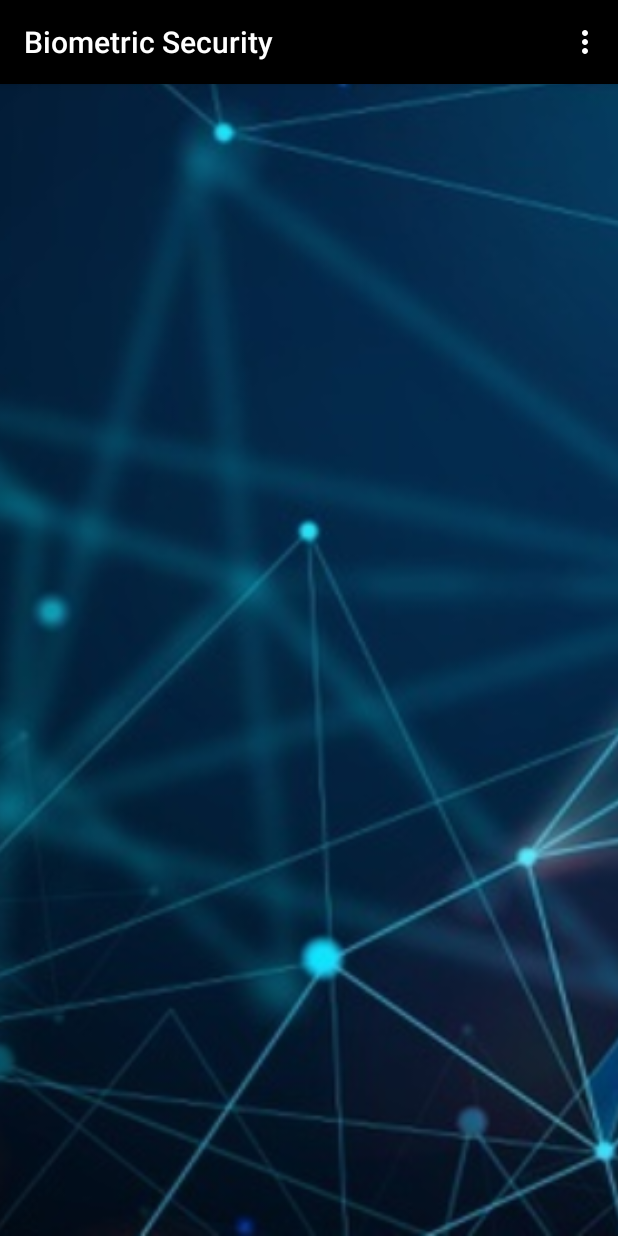
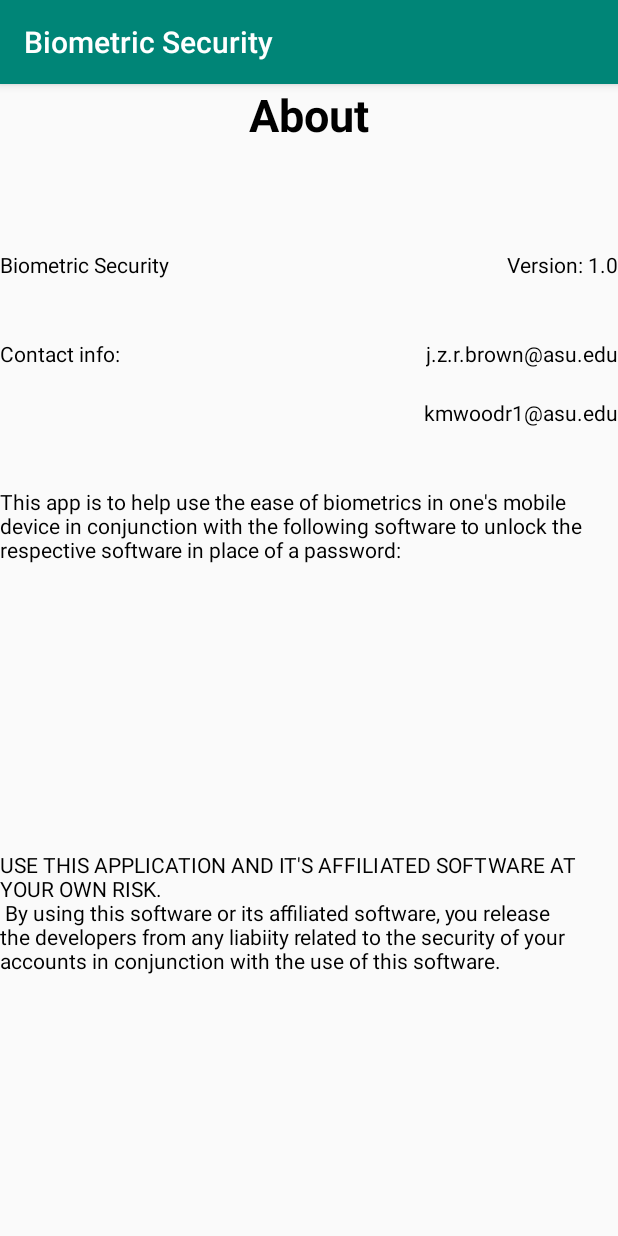
Before and after one commit to Zareth-alpha/Brown_Woodruff-Biometric_Security, an Android app: the screen it shows after launch (MainActivity before the commit, About_Page after it), in the options menu, after a tap on "About", on a phone screen of 412 x 824 dp. Run offline under Robolectric (Android 15) with nearby library versions, the phone set to English and light mode, and no system bars; Roboto replaces fonts that are not available here.

Commit message:
About page is created
Signed-off-by: Kuradag <j.z.r.brown@asu.edu>

```diff
--- a/Biometric Security/BiometricSecurity2/app/src/main/AndroidManifest.xml
+++ b/Biometric Security/BiometricSecurity2/app/src/main/AndroidManifest.xml
@@ -12,6 +12,7 @@
         android:roundIcon="@mipmap/ic_launcher_round"
         android:supportsRtl="true"
         android:theme="@style/AppTheme">
+        <activity android:name=".About_Page"></activity>
         <activity
             android:name=".MainActivity"
             android:label="@string/app_name"
@@ -22,6 +23,7 @@
                 <category android:name="android.intent.category.LAUNCHER" />
             </intent-filter>
         </activity>
+
         <meta-data
             android:name="preloaded_fonts"
             android:resource="@array/preloaded_fonts" />
--- /dev/null
+++ b/Biometric Security/BiometricSecurity2/app/src/main/java/com/brownwoodruff/biometricsecurity/About_Page.java
@@ -0,0 +1,14 @@
+package com.brownwoodruff.biometricsecurity;
+
+import androidx.appcompat.app.AppCompatActivity;
+
+import android.os.Bundle;
+
+public class About_Page extends AppCompatActivity {
+
+    @Override
+    protected void onCreate(Bundle savedInstanceState) {
+        super.onCreate(savedInstanceState);
+        setContentView(R.layout.activity_about_page);
+    }
+}
--- a/Biometric Security/BiometricSecurity2/app/src/main/java/com/brownwoodruff/biometricsecurity/MainActivity.java
+++ b/Biometric Security/BiometricSecurity2/app/src/main/java/com/brownwoodruff/biometricsecurity/MainActivity.java
@@ -1,5 +1,6 @@
 package com.brownwoodruff.biometricsecurity;
 
+import android.content.Intent;
 import android.os.Bundle;
 
 import com.google.android.material.floatingactionbutton.FloatingActionButton;
@@ -44,8 +45,20 @@
 
         //noinspection SimplifiableIfStatement
 
-
-
-        return super.onOptionsItemSelected(item);
+        switch (item.getItemId()) {
+            case R.id.menu_about:
+                //load about page.
+                Intent startAbout = new Intent(getApplicationContext(), About_Page.class);
+                startActivity(startAbout);
+                return true;
+            case R.id.menu_report:
+                //Load report page.
+                return true;
+            case R.id.menu_settings:
+                //Load settings pages.
+                return true;
+            default:
+                return super.onOptionsItemSelected(item);
+        }
     }
 }
--- /dev/null
+++ b/Biometric Security/BiometricSecurity2/app/src/main/res/layout/activity_about_page.xml
@@ -0,0 +1,98 @@
+<?xml version="1.0" encoding="utf-8"?>
+<androidx.constraintlayout.widget.ConstraintLayout xmlns:android="http://schemas.android.com/apk/res/android"
+    xmlns:app="http://schemas.android.com/apk/res-auto"
+    xmlns:tools="http://schemas.android.com/tools"
+    android:layout_width="match_parent"
+    android:layout_height="match_parent"
+    tools:context=".About_Page">
+
+    <TextView
+        android:id="@+id/AppDetails"
+        android:layout_width="0dp"
+        android:layout_height="75dp"
+        android:layout_marginTop="40dp"
+        android:text="@string/details"
+        android:textColor="#000000"
+        app:layout_constraintEnd_toEndOf="parent"
+        app:layout_constraintStart_toStartOf="parent"
+        app:layout_constraintTop_toBottomOf="@+id/contact2" />
+
+    <TextView
+        android:id="@+id/AboutPageTitle"
+        android:layout_width="wrap_content"
+        android:layout_height="wrap_content"
+        android:text="@string/about"
+        android:textColor="#000000"
+        android:textSize="30sp"
+        android:textStyle="bold"
+        app:layout_constraintEnd_toEndOf="parent"
+        app:layout_constraintStart_toStartOf="parent"
+        app:layout_constraintTop_toTopOf="parent" />
+
+    <TextView
+        android:id="@+id/H1AppName"
+        android:layout_width="wrap_content"
+        android:layout_height="wrap_content"
+        android:layout_marginTop="70dp"
+        android:text="@string/app_name"
+        android:textColor="#000000"
+        app:layout_constraintStart_toStartOf="parent"
+        app:layout_constraintTop_toBottomOf="@+id/AboutPageTitle" />
+
+    <TextView
+        android:id="@+id/AppVersionNum"
+        android:layout_width="wrap_content"
+        android:layout_height="wrap_content"
+        android:layout_marginTop="70dp"
+        android:text="@string/versionNum"
+        android:textColor="#000000"
+        app:layout_constraintEnd_toEndOf="parent"
+        app:layout_constraintHorizontal_bias="1.0"
+        app:layout_constraintStart_toEndOf="@+id/H1AppName"
+        app:layout_constraintTop_toBottomOf="@+id/AboutPageTitle" />
+
+    <TextView
+        android:id="@+id/H1Contact"
+        android:layout_width="wrap_content"
+        android:layout_height="wrap_content"
+        android:layout_marginTop="40dp"
+        android:text="@string/h1Contact"
+        android:textColor="#000000"
+        app:layout_constraintStart_toStartOf="parent"
+        app:layout_constraintTop_toBottomOf="@+id/H1AppName" />
+
+    <TextView
+        android:id="@+id/contact1"
+        android:layout_width="wrap_content"
+        android:layout_height="wrap_content"
+        android:layout_marginTop="40dp"
+        android:text="@string/contact1"
+        android:textColor="#000000"
+        app:layout_constraintEnd_toEndOf="parent"
+        app:layout_constraintHorizontal_bias="1.0"
+        app:layout_constraintStart_toEndOf="@+id/H1Contact"
+        app:layout_constraintTop_toBottomOf="@+id/AppVersionNum" />
+
+    <TextView
+        android:id="@+id/contact2"
+        android:layout_width="wrap_content"
+        android:layout_height="wrap_content"
+        android:layout_marginTop="20dp"
+        android:text="@string/contact2"
+        android:textColor="#000000"
+        app:layout_constraintEnd_toEndOf="parent"
+        app:layout_constraintHorizontal_bias="1.0"
+        app:layout_constraintStart_toStartOf="parent"
+        app:layout_constraintTop_toBottomOf="@+id/H1Contact" />
+
+    <TextView
+        android:id="@+id/Responsibility"
+        android:layout_width="0dp"
+        android:layout_height="91dp"
+        android:text="@string/responsibility"
+        android:textColor="#000000"
+        app:layout_constraintBottom_toBottomOf="parent"
+        app:layout_constraintEnd_toEndOf="parent"
+        app:layout_constraintStart_toStartOf="parent"
+        app:layout_constraintTop_toBottomOf="@+id/AppDetails" />
+</androidx.constraintlayout.widget.ConstraintLayout>
--- a/Biometric Security/BiometricSecurity2/app/src/main/res/values/strings.xml
+++ b/Biometric Security/BiometricSecurity2/app/src/main/res/values/strings.xml
@@ -1,7 +1,13 @@
 <resources>
     <string name="app_name">Biometric Security</string>
-    <string name="action_settings">Settings</string>
+    <string name="versionNum">Version\: 1.0</string>
+    <string name="menu_settings">Settings</string>
     <string name="search">Search</string>
     <string name="about">About</string>
     <string name="background">background</string>
+    <string name="details">This app is to help use the ease of biometrics in one\'s mobile device in conjunction with the following software to unlock the respective software in place of a password\:</string>
+    <string name="responsibility">USE THIS APPLICATION AND IT\'S AFFILIATED SOFTWARE AT YOUR OWN RISK.\n By using this software or its affiliated software, you release the developers from any liabiity related to the security of your accounts in conjunction with the use of this software.</string>
+    <string name="contact1">j.z.r.brown@asu.edu</string>
+    <string name="contact2">kmwoodr1@asu.edu</string>
+    <string name="h1Contact">Contact info\:</string>
 </resources>
```
